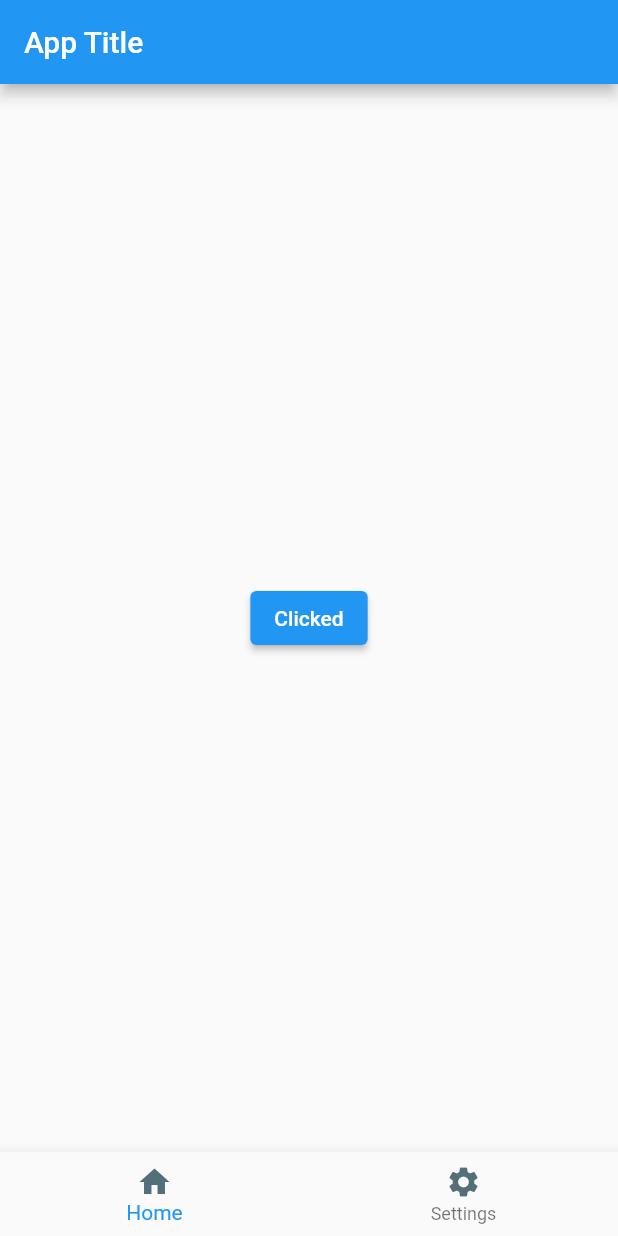
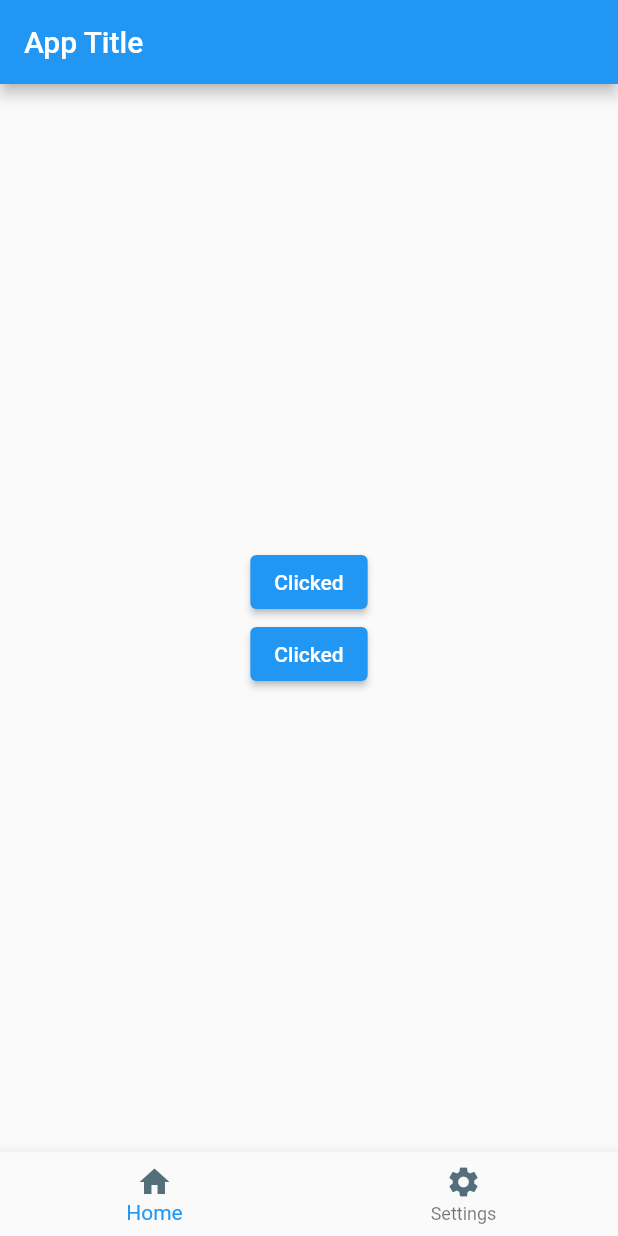
Before and after one commit to SmallPeenwow/flutter_application_test, a Flutter app: the screen it shows after launch, after a tap on "Click", on a phone screen of 412 x 824 dp. Run offline on Flutter 3.47's test engine with Material 2 defaults, Android fonts, the phone set to English and light mode, and no system bars.

Commit message:
19 Column Done

```diff
--- a/lib/main.dart
+++ b/lib/main.dart
@@ -24,13 +24,27 @@ class _MyAppState extends State<MyApp> {
           title: const Text('App Title'),
         ),
         body: Center(
-          child: ElevatedButton(
+          child: Column(
+            mainAxisAlignment: MainAxisAlignment.center,
+            crossAxisAlignment: CrossAxisAlignment.end,
+            children: [
+              ElevatedButton(
                 onPressed: () {
                   setState(() {
                     buttonName = 'Clicked';
                   });
                 },
                 child: Text(buttonName),
+              ),
+              ElevatedButton(
+                onPressed: () {
+                  setState(() {
+                    buttonName = 'Clicked';
+                  });
+                },
+                child: Text(buttonName),
+              ),
+            ],
           ),
         ),
         bottomNavigationBar: BottomNavigationBar(
```
Lines whose indentation alone changed are shown as unchanged.
